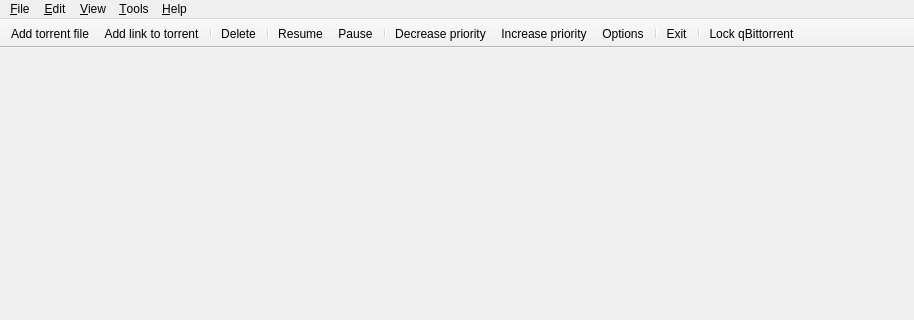
SysAdminDoc/qBittorrent-Vanced, file src/mainwindow.ui: the form before one commit; both pictures show x 0 to 914 and y 0 to 320 of the 914 by 563 pixel window.
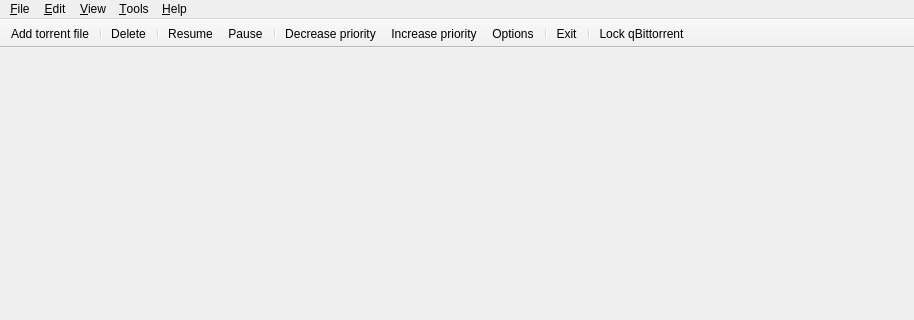
The form after the commit. Icons and pictures are not drawn.

```diff
--- a/src/mainwindow.ui
+++ b/src/mainwindow.ui
@@ -123,7 +123,6 @@
     <bool>false</bool>
    </attribute>
    <addaction name="actionOpen"/>
-   <addaction name="actionDownload_from_URL"/>
    <addaction name="separator"/>
    <addaction name="actionDelete"/>
    <addaction name="separator"/>
```
